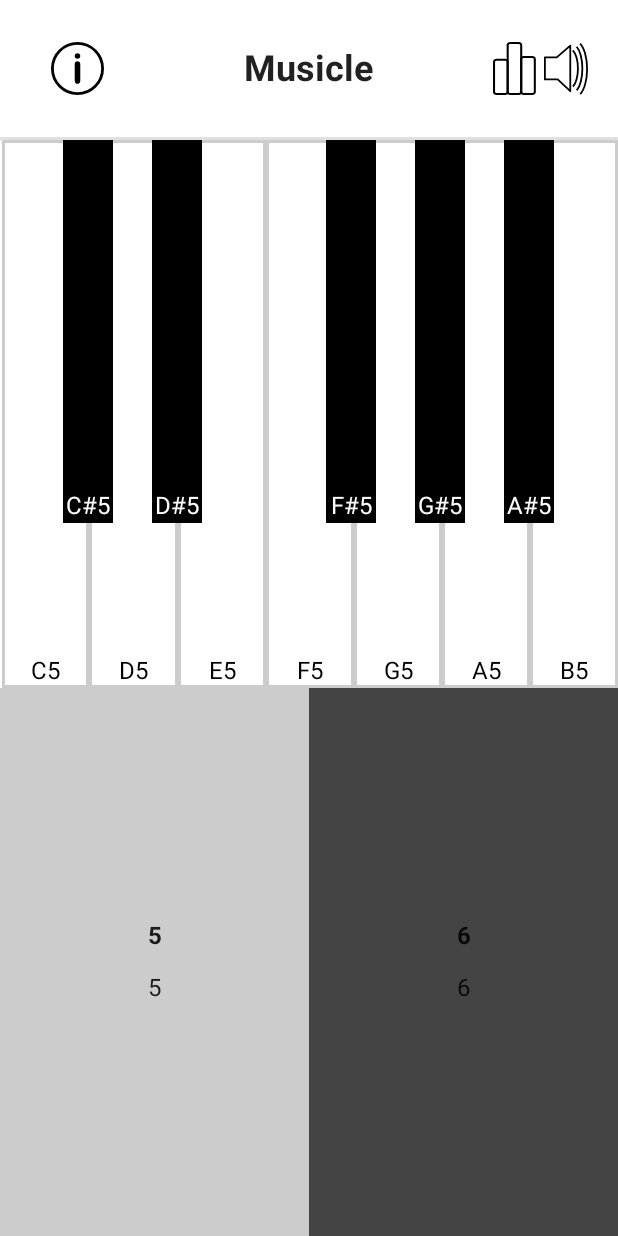
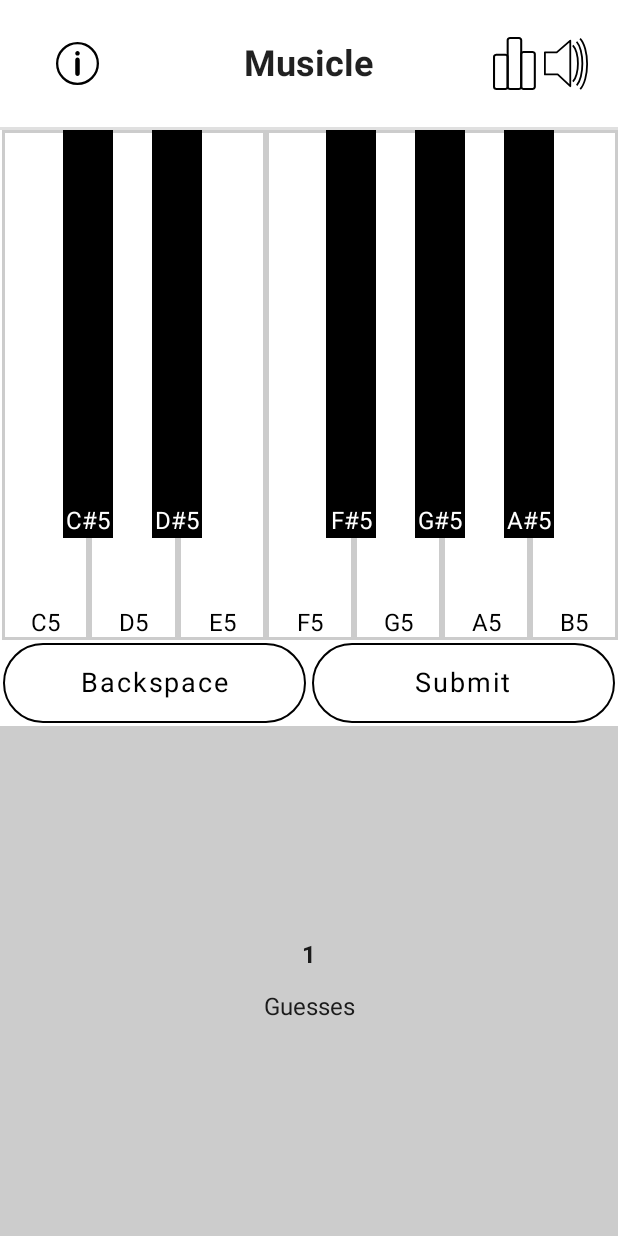
Before and after one commit to runtingt/musicle_app, an Android app built with Jetpack Compose: the screen it shows after launch (MainActivity), on a phone screen of 412 x 824 dp. Run offline under Robolectric (Android 15) with nearby library versions, the phone set to English and light mode, and no system bars.

Commit message:
Add backspace and submit buttons, add space for guesses.

```diff
--- a/app/src/main/java/com/trunting/musicle/MainActivity.kt
+++ b/app/src/main/java/com/trunting/musicle/MainActivity.kt
@@ -8,10 +8,8 @@ import androidx.compose.foundation.Image
 import androidx.compose.foundation.background
 import androidx.compose.foundation.border
 import androidx.compose.foundation.layout.*
-import androidx.compose.material.Divider
-import androidx.compose.material.MaterialTheme
-import androidx.compose.material.Surface
-import androidx.compose.material.Text
+import androidx.compose.foundation.shape.RoundedCornerShape
+import androidx.compose.material.*
 import androidx.compose.runtime.*
 import androidx.compose.ui.Alignment
 import androidx.compose.ui.Modifier
@@ -118,18 +116,61 @@ fun MusicleHome() {
         Row(Modifier.weight(2f)) {
             PianoOctave(showNoteNames = true, octave = 5)
         }
+        // Buttons
+        Row {
+            // Backspace
+            Button(
+                onClick = { /*TODO*/ },
+                colors = ButtonDefaults.buttonColors(
+                    backgroundColor = Color.White,
+                    contentColor = Color.Black,
+                    disabledBackgroundColor = Color.Gray,
+                    disabledContentColor = Color.LightGray
+                ),
+                shape = RoundedCornerShape(50),
+                border = BorderStroke(1.dp, Color.Black),
+                modifier = Modifier
+                    .weight(1f)
+                    .padding(2.dp),
+                elevation = null
+            ) {
+                Text(
+                    text = stringResource(id = R.string.backspace_text),
+                    fontSize = 18.sp,
+                    fontWeight = FontWeight.Normal,
+                    modifier = Modifier.padding(8.dp)
+                )
+            }
+            // Submit
+            Button(
+                onClick = { /*TODO*/ },
+                colors = ButtonDefaults.buttonColors(
+                    backgroundColor = Color.White,
+                    contentColor = Color.Black,
+                    disabledBackgroundColor = Color.Gray,
+                    disabledContentColor = Color.LightGray
+                ),
+                shape = RoundedCornerShape(50),
+                border = BorderStroke(1.dp, Color.Black),
+                modifier = Modifier
+                    .weight(1f)
+                    .padding(2.dp),
+                elevation = null
+            ) {
+                Text(
+                    text = stringResource(id = R.string.submit_text),
+                    fontSize = 18.sp,
+                    fontWeight = FontWeight.Normal,
+                    modifier = Modifier.padding(8.dp)
+                )
+            }
+        }
         // Guesses
         Row(Modifier.weight(2f)) {
             ComposableInfoCard(
-                title = "5",
-                description = "5",
+                title = "1",
+                description = "Guesses",
                 backgroundColor = Color.LightGray,
-                modifier = Modifier.weight(1f)
-            )
-            ComposableInfoCard(
-                title = "6",
-                description = "6",
-                backgroundColor = Color.DarkGray,
                 modifier = Modifier.weight(1f)
             )
         }
@@ -145,7 +186,8 @@ fun PianoOctave(
 ) {
     Box {
         // Seven white keys
-        var whiteKeySize by remember { mutableStateOf(0.dp)}
+        var whiteKeyWidth by remember { mutableStateOf(0.dp)}
+        var whiteKeyHeight by remember { mutableStateOf(0.dp)}
         val localDensity = LocalDensity.current
         Row {
             repeat(7) { index ->
@@ -159,7 +201,8 @@ fun PianoOctave(
                         .fillMaxHeight()
                         .weight(1f)
                         .onSizeChanged { size ->
-                            whiteKeySize = with(localDensity) {size.width.toDp()}
+                            whiteKeyWidth = with(localDensity) { size.width.toDp() }
+                            whiteKeyHeight = with(localDensity) { size.height.toDp() }
                         }
                 ) {
                     // Use a second box so that the border doesn't cause jitter
@@ -194,20 +237,21 @@ fun PianoOctave(
         }
         // Five black keys
         Row {
-            val blackKeySize = whiteKeySize / 1.75F
+            val blackKeyWidth = whiteKeyWidth / 1.75F
+            val blackKeyHeight = whiteKeyHeight / 1.25F
             val accidentalPaddings = arrayOf(
-                (whiteKeySize - blackKeySize) * 1.50F + 4.00F.dp,
-                (whiteKeySize - blackKeySize) * 1.00F + 1.00F.dp,
-                (whiteKeySize - blackKeySize) * 3.00F + 7.00F.dp,
-                (whiteKeySize - blackKeySize) * 1.00F + 1.00F.dp,
-                (whiteKeySize - blackKeySize) * 1.00F + 1.00F.dp
+                (whiteKeyWidth - blackKeyWidth) * 1.50F + 4.00F.dp,
+                (whiteKeyWidth - blackKeyWidth) * 1.00F + 1.00F.dp,
+                (whiteKeyWidth - blackKeyWidth) * 3.00F + 7.00F.dp,
+                (whiteKeyWidth - blackKeyWidth) * 1.00F + 1.00F.dp,
+                (whiteKeyWidth - blackKeyWidth) * 1.00F + 1.00F.dp
             )
             repeat(5) { index ->
                 Spacer(modifier = Modifier.width(accidentalPaddings[index]))
                 Box(
                     modifier = Modifier
-                        .width(blackKeySize)
-                        .height(255.dp)
+                        .width(blackKeyWidth)
+                        .height(blackKeyHeight)
                         .background(color = Color.Black)
                 ) {
                     // Wrap note names in a column to align to bottom of keys
--- a/app/src/main/res/values/strings.xml
+++ b/app/src/main/res/values/strings.xml
@@ -1,3 +1,5 @@
 <resources>
     <string name="app_name">Musicle</string>
+    <string name="backspace_text">Backspace</string>
+    <string name="submit_text">Submit</string>
 </resources>
```
